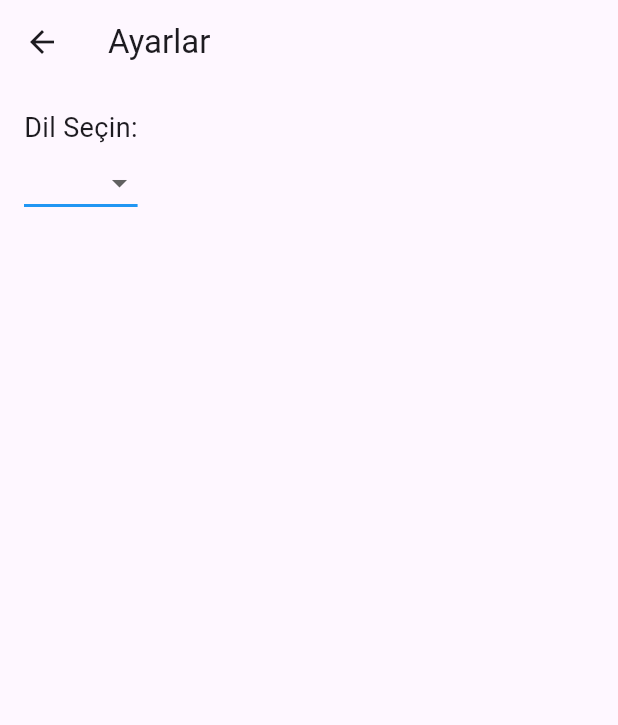
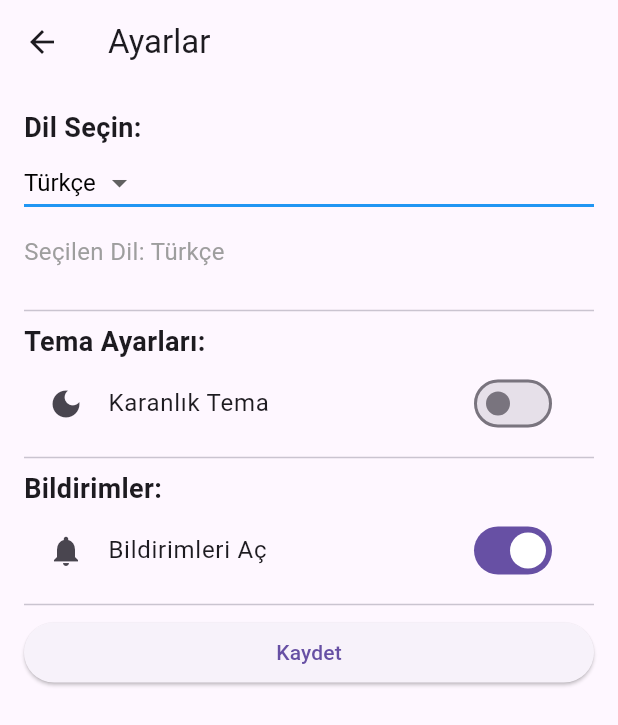
Before and after one commit to kaanking1907/Biruni_Connect, a Flutter app: the AyarlarPage screen opened directly, on a phone screen of 412 x 824 dp. Shown: the top 725 px of the screen. Run offline on Flutter 3.47's test engine with Material 3 defaults, Android fonts, the phone set to English and light mode, and no system bars; our stand-ins replace geolocator; missing offline and left inert: panorama_viewer.

Commit message:
new settings

```diff
--- a/biruni_connect/lib/ayarlar.dart
+++ b/biruni_connect/lib/ayarlar.dart
@@ -1,6 +1,7 @@
 import 'package:flutter/material.dart';
 import 'package:provider/provider.dart';
 //import 'language_provider.dart';
+//import 'theme_provider.dart';
 
 class AyarlarPage extends StatefulWidget {
   @override
@@ -8,24 +9,30 @@ class AyarlarPage extends StatefulWidget {
 }
 
 class _AyarlarPageState extends State<AyarlarPage> {
+  bool _isDarkTheme = false; // Geçici tema değişkeni
+  bool _notificationsEnabled = true; // Bildirim durumu
+  String _selectedLanguage = 'Türkçe'; // Varsayılan dil
+
   @override
   Widget build(BuildContext context) {
     //final languageProvider = Provider.of<LanguageProvider>(context);
+    //final themeProvider = Provider.of<ThemeProvider>(context);
+
     return Scaffold(
       appBar: AppBar(
         title: Text('Ayarlar'),
       ),
       body: Padding(
         padding: const EdgeInsets.all(16.0),
-        child: Column(
-          crossAxisAlignment: CrossAxisAlignment.start,
+        child: ListView(
           children: [
             const Text(
               'Dil Seçin:',
-              style: TextStyle(fontSize: 18),
+              style: TextStyle(fontSize: 18, fontWeight: FontWeight.bold),
             ),
             DropdownButton<String>(
               //value: languageProvider.currentLanguage,
+              value: _selectedLanguage,
               icon: const Icon(Icons.arrow_drop_down),
               iconSize: 24,
               elevation: 16,
@@ -36,16 +43,65 @@ class _AyarlarPageState extends State<AyarlarPage> {
               ),
               onChanged: (String? newValue) {
                 setState(() {
-                  //languageProvider.currentLanguage = newValue!;
+                  _selectedLanguage = newValue!;
+                  //languageProvider.currentLanguage = newValue;
                 });
               },
-              items: <String>['tr', 'en', 'ar']
+              items: <String>['Türkçe', 'English', 'Arabic']
                   .map<DropdownMenuItem<String>>((String value) {
                 return DropdownMenuItem<String>(
                   value: value,
-                  child: Text(value == 'tr' ? 'Türkçe' : value == 'en' ? 'English' : 'Arabic'),
+                  child: Text(value),
                 );
               }).toList(),
+            ),
+            const SizedBox(height: 10),
+            Text(
+              'Seçilen Dil: $_selectedLanguage',
+              style: const TextStyle(fontSize: 16, color: Colors.grey),
+            ),
+            const SizedBox(height: 20),
+            const Divider(),
+            const Text(
+              'Tema Ayarları:',
+              style: TextStyle(fontSize: 18, fontWeight: FontWeight.bold),
+            ),
+            SwitchListTile(
+              title: const Text('Karanlık Tema'),
+              value: _isDarkTheme,
+              onChanged: (bool value) {
+                setState(() {
+                  _isDarkTheme = value;
+                  //themeProvider.toggleTheme();
+                });
+              },
+              secondary: const Icon(Icons.dark_mode),
+            ),
+            const Divider(),
+            const Text(
+              'Bildirimler:',
+              style: TextStyle(fontSize: 18, fontWeight: FontWeight.bold),
+            ),
+            SwitchListTile(
+              title: const Text('Bildirimleri Aç'),
+              value: _notificationsEnabled,
+              onChanged: (bool value) {
+                setState(() {
+                  _notificationsEnabled = value;
+                });
+              },
+              secondary: const Icon(Icons.notifications),
+            ),
+            const Divider(),
+            ElevatedButton(
+              onPressed: () {
+                ScaffoldMessenger.of(context).showSnackBar(
+                  SnackBar(
+                    content: Text('Ayarlar Kaydedildi'),
+                  ),
+                );
+              },
+              child: const Text('Kaydet'),
             ),
           ],
         ),
```
